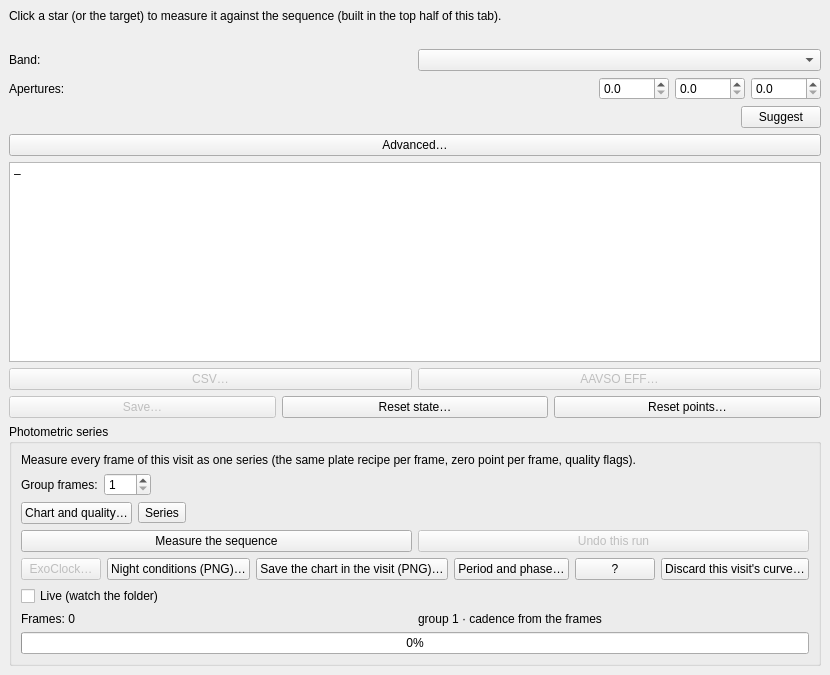
Before: the Qt Designer form nightscribe/gui/ui/ufe_measure_tab.ui in irydeo/nightscribe, drawn with Qt 5.
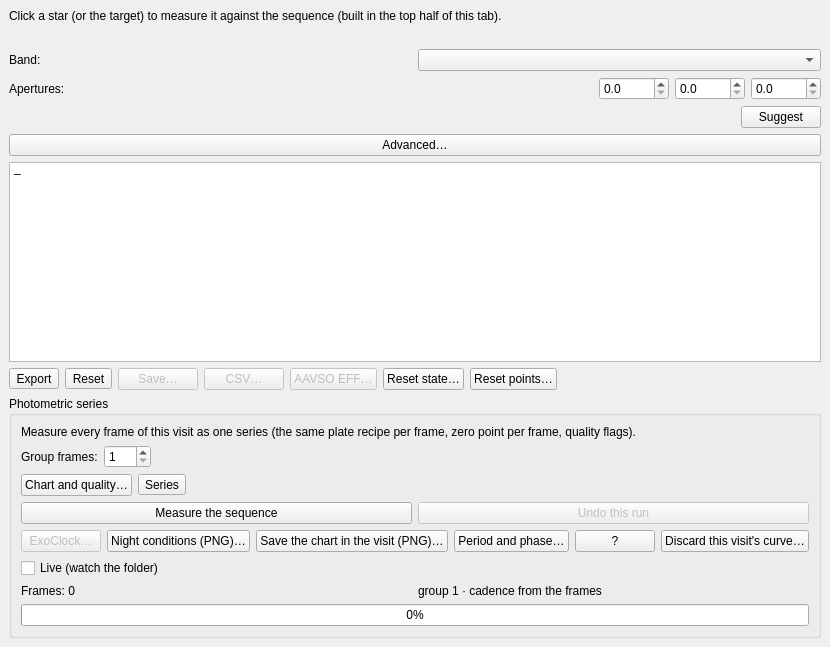
After: the same form once the commit is applied.

Commit message: layout: the ways out of a measurement, behind two doors (U5)

Patch:
```diff
--- a/nightscribe/gui/ui/ufe_measure_tab.ui
+++ b/nightscribe/gui/ui/ufe_measure_tab.ui
@@ -206,7 +206,49 @@
     </widget>
    </item>
    <item>
-    <layout class="QHBoxLayout" name="row_export">
+    <layout class="QHBoxLayout" name="row_result_actions">
+     <item>
+      <widget class="QToolButton" name="btn_export_more">
+       <property name="toolTip">
+        <string>What leaves this measurement: the CSV of the measured points and the AAVSO EFF report. They are the same two buttons as always, one click away</string>
+       </property>
+       <property name="text">
+        <string>Export</string>
+       </property>
+       <property name="popupMode">
+        <enum>QToolButton::InstantPopup</enum>
+       </property>
+      </widget>
+     </item>
+     <item>
+      <widget class="QToolButton" name="btn_reset_more">
+       <property name="toolTip">
+        <string>The two plate resets: bring this plate back to the editor defaults (stretch, recipe, sequence field) and remove the points registered in this plate. Both ask for confirmation, and neither touches other plates</string>
+       </property>
+       <property name="text">
+        <string>Reset</string>
+       </property>
+       <property name="popupMode">
+        <enum>QToolButton::InstantPopup</enum>
+       </property>
+      </widget>
+     </item>
+     <item>
+      <widget class="QPushButton" name="btn_save_project">
+       <property name="enabled">
+        <bool>false</bool>
+       </property>
+       <property name="visible">
+        <bool>false</bool>
+       </property>
+       <property name="toolTip">
+        <string>Register this calibrated point in the project that opened the editor: it lands on the light curve and feeds the campaign summary (source “measure”)</string>
+       </property>
+       <property name="text">
+        <string>Save…</string>
+       </property>
+      </widget>
+     </item>
      <item>
       <widget class="QPushButton" name="btn_csv">
        <property name="enabled">
@@ -227,26 +269,6 @@
        </property>
       </widget>
      </item>
-     </layout>
-   </item>
-   <item>
-     <layout class="QHBoxLayout" name="row_project">
-     <item>
-      <widget class="QPushButton" name="btn_save_project">
-       <property name="enabled">
-        <bool>false</bool>
-       </property>
-       <property name="visible">
-        <bool>false</bool>
-       </property>
-       <property name="toolTip">
-        <string>Register this calibrated point in the project that opened the editor: it lands on the light curve and feeds the campaign summary (source “measure”)</string>
-       </property>
-       <property name="text">
-        <string>Save…</string>
-       </property>
-      </widget>
-     </item>
      <item>
       <widget class="QPushButton" name="btn_reset_state">
        <property name="visible">
@@ -273,7 +295,20 @@
        </property>
       </widget>
      </item>
-     </layout>
+     <item>
+      <spacer name="hsp_result_actions">
+       <property name="orientation">
+        <enum>Qt::Orientation::Horizontal</enum>
+       </property>
+       <property name="sizeHint" stdset="0">
+        <size>
+         <width>40</width>
+         <height>20</height>
+        </size>
+       </property>
+      </spacer>
+     </item>
+    </layout>
    </item>
    <item>
     <widget class="QGroupBox" name="grp_series">
```
Left out of the diff: 6 changed lines with no effect on the pictures. The commit also changes 8 other files.
